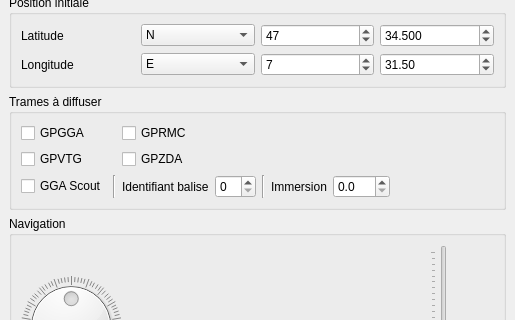
Before: the Qt Designer form mainwindow.ui in MaximeGeay/SimuNav, drawn with Qt 5; both pictures show x 0 to 515 and y 85 to 405 of the 515 by 632 pixel window.
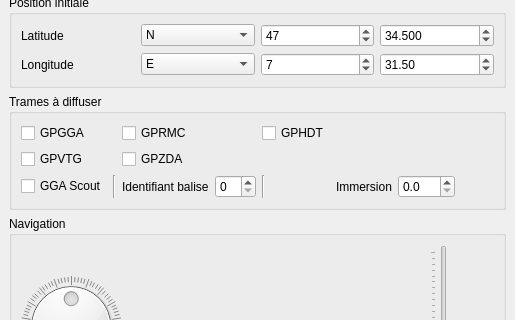
After: the same form once the commit is applied.

Commit message: SimuNav 0.8 Ajout de la trame GPHDT

Patch:
```diff
--- a/mainwindow.ui
+++ b/mainwindow.ui
@@ -359,6 +359,13 @@
          </property>
         </spacer>
        </item>
+       <item row="0" column="4">
+        <widget class="QCheckBox" name="cb_HDT">
+         <property name="text">
+          <string>GPHDT</string>
+         </property>
+        </widget>
+       </item>
       </layout>
      </widget>
     </item>
```
The commit also changes 2 other files.
